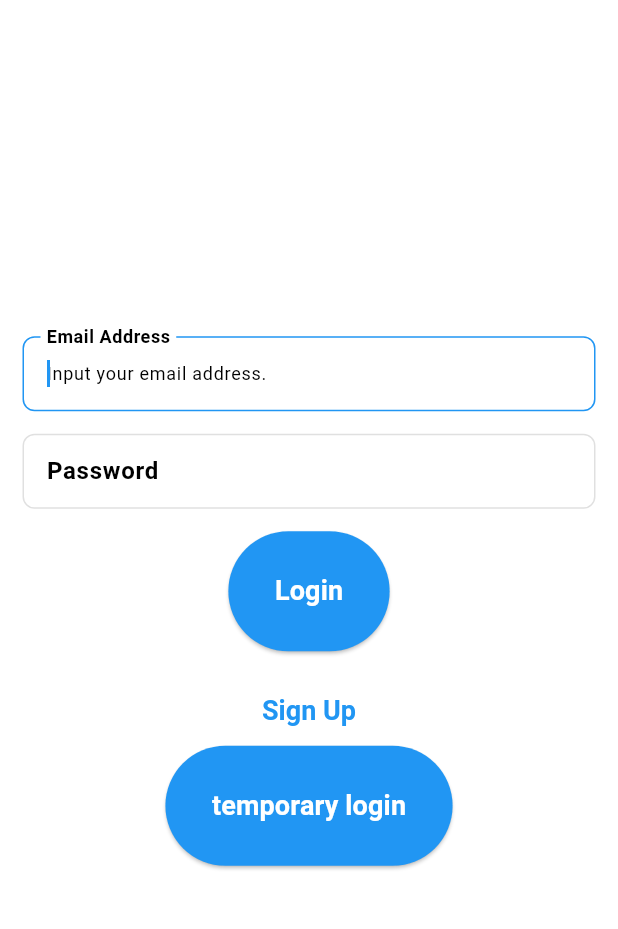
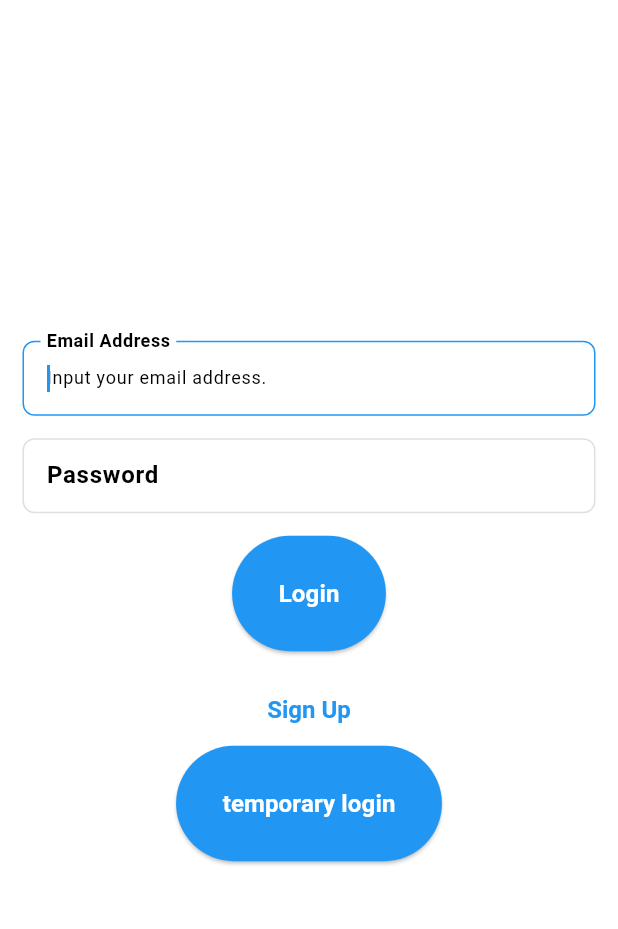
Before and after one commit to SourPringles/Just_A_Account_Book, a Flutter app: the screen it shows after launch, on a phone screen of 412 x 824 dp, the part 59-988 px from its top. Run offline on Flutter 3.47's test engine with Material 3 defaults, Android fonts, the phone set to English and light mode, and no system bars; our stand-ins replace cloud_firestore, firebase_auth, firebase_core, shared_preferences, table_calendar; missing offline and left inert: window_manager; accounts and stored records are empty; statements that could not run were skipped.

Commit message:
글자크기 통일

```diff
--- a/lib/view/auth/auth.dart
+++ b/lib/view/auth/auth.dart
@@ -60,7 +60,7 @@ class AuthWidget extends StatelessWidget {
           Text(
             "(Anonymous User)",
             style: UIValue.contentStyle(context).copyWith(
-              fontSize: UIValue.contentFontSize(context) + 2,
+              fontSize: UIValue.smallFontSize + 2,
               color: Colors.orange,
               fontStyle: FontStyle.italic,
             ),
@@ -72,7 +72,7 @@ class AuthWidget extends StatelessWidget {
             "Email: ${user!.email}",
             style: UIValue.contentStyle(
               context,
-            ).copyWith(fontSize: UIValue.contentFontSize(context) + 2),
+            ).copyWith(fontSize: UIValue.smallFontSize + 2),
             maxLines: 2,
             overflow: TextOverflow.ellipsis,
           ),
--- a/lib/view/auth/link.dart
+++ b/lib/view/auth/link.dart
@@ -114,7 +114,7 @@ class _LinkPageState extends State<LinkPage> {
         padding: EdgeInsets.all(UIValue.mediumGap),
         child: Text(
           "Sign Up",
-          style: TextStyle(fontSize: UIValue.buttonTextSize(context)),
+          style: TextStyle(fontSize: UIValue.mediumFontSize),
         ),
       ),
     );
--- a/lib/view/auth/login.dart
+++ b/lib/view/auth/login.dart
@@ -117,7 +117,7 @@ class _LoginPageState extends State<LoginPage> {
         padding: EdgeInsets.all(UIValue.mediumGap),
         child: Text(
           "Login",
-          style: TextStyle(fontSize: UIValue.buttonTextSize(context)),
+          style: TextStyle(fontSize: UIValue.mediumFontSize),
         ),
       ),
     );
@@ -143,7 +143,7 @@ class _LoginPageState extends State<LoginPage> {
         padding: EdgeInsets.all(UIValue.mediumGap),
         child: Text(
           "temporary login",
-          style: TextStyle(fontSize: UIValue.buttonTextSize(context)),
+          style: TextStyle(fontSize: UIValue.mediumFontSize),
         ),
       ),
     );
--- a/lib/view/auth/signup.dart
+++ b/lib/view/auth/signup.dart
@@ -141,7 +141,7 @@ class _SignupPageState extends State<SignupPage> {
         padding: EdgeInsets.all(UIValue.mediumGap),
         child: Text(
           "Sign Up",
-          style: TextStyle(fontSize: UIValue.buttonTextSize(context)),
+          style: TextStyle(fontSize: UIValue.mediumFontSize),
         ),
       ),
     );
--- a/lib/view/dialog/dialog_header_widget.dart
+++ b/lib/view/dialog/dialog_header_widget.dart
@@ -19,7 +19,7 @@ class DialogHeaderWidget extends StatelessWidget {
           child: Text(
             title,
             style: TextStyle(
-              fontSize: UIValue.titleFontSize(context),
+              fontSize: UIValue.largeFontSize,
               fontWeight: FontWeight.bold,
             ),
           ),
--- a/lib/view/transactions/transaction_list_widget.dart
+++ b/lib/view/transactions/transaction_list_widget.dart
@@ -141,7 +141,7 @@ class _TransactionListWidgetState extends State<TransactionListWidget> {
             Text(
               widget.showDailyOnly ? '오늘 거래 내역이 없습니다' : '이번 달 거래 내역이 없습니다',
               style: TextStyle(
-                fontSize: UIValue.subtitleFontSize(context),
+                fontSize: UIValue.mediumFontSize,
                 color: UIValue.mutedTextColor(context),
               ),
             ),
--- a/lib/view/uivalue.dart
+++ b/lib/view/uivalue.dart
@@ -50,103 +50,113 @@ class UIValue {
   // 다이얼로그 내부 패딩
   static const double dialogPadding = 24.0;
 
-  // auth 관련 동적값들을 단순 래핑
-  static double titleFontSize(BuildContext context) {
-    final w = screenWidth(context);
-    if (w < 350) return 16.0;
-    if (w < 400) return 18.0;
-    if (w < 600) return 20.0;
-    return 22.0;
-  }
+  // ========== 폰트 크기 정의 (4단계) ==========
+  // 날짜 폰트 크기 < 작은 폰트 크기 < 중간 폰트 크기 < 큰 폰트 크기
 
-  static double labelFontSize(BuildContext context) {
-    final w = screenWidth(context);
-    if (w < 350) return 14.0;
-    if (w < 400) return 15.0;
-    return 16.0;
-  }
+  static const double dateFontSize = 10.0; // 날짜 폰트 크기 (캘린더 날짜 등)
+  static const double smallFontSize = 12.0; // 작은 폰트 크기 (트랜잭션 위젯 내용, 트랜잭션 상세보기 창 내부 등)
+  static const double mediumFontSize = 16.0; // 중간 폰트 크기 (캘린더 연/월, 트랜잭션 위젯 제목 등)
+  static const double largeFontSize = 20.0; // 큰 폰트 크기 (페이지 제목 등)
 
-  static double contentFontSize(BuildContext context) {
-    final w = screenWidth(context);
-    if (w < 350) return 10.0;
-    if (w < 400) return 11.0;
-    return 12.0;
-  }
+  // ========== 폰트 패밀리 정의 ==========
+  // 앱 전체에서 사용할 폰트를 여기서 수정 가능
+  static const String fontFamily = ''; // 기본 시스템 폰트 사용 (수정 가능)
 
-  // 버튼/서브타이틀 등 중간 크기 텍스트
-  static double subtitleFontSize(BuildContext context) {
-    final w = screenWidth(context);
-    if (w < 400) return 14.0;
-    return 16.0;
-  }
+  // ========== 폰트 무게(Weight) 정의 ==========
+  static const FontWeight fontWeightNormal = FontWeight.normal; // 일반 텍스트
+  static const FontWeight fontWeightMedium = FontWeight.w600; // 강조 텍스트
+  static const FontWeight fontWeightBold = FontWeight.bold; // 제목 텍스트
 
-  // 버튼 텍스트
-  static double buttonTextSize(BuildContext context) {
-    final w = screenWidth(context);
-    if (w < 400) return 14.0;
-    return 18.0;
-  }
+  // ========== TextStyle 헬퍼 메서드 ==========
 
-  // TextStyle helpers for reuse across the app
-  static TextStyle titleStyle(
+  // 날짜 스타일 (캘린더 날짜 등)
+  static TextStyle dateStyle(
     BuildContext context, {
     Color? color,
     FontWeight? weight,
   }) {
     return TextStyle(
-      fontSize: titleFontSize(context),
-      fontWeight: weight ?? FontWeight.bold,
+      fontSize: dateFontSize,
+      fontWeight: weight ?? fontWeightNormal,
       color: color ?? textPrimaryColor(context),
+      fontFamily: fontFamily.isEmpty ? null : fontFamily,
     );
   }
+
+  // 작은 텍스트 스타일 (트랜잭션 위젯 내용, 상세보기 창 내부 등)
+  static TextStyle smallTextStyle(
+    BuildContext context, {
+    Color? color,
+    FontWeight? weight,
+  }) {
+    return TextStyle(
+      fontSize: smallFontSize,
+      fontWeight: weight ?? fontWeightNormal,
+      color: color ?? textPrimaryColor(context),
+      fontFamily: fontFamily.isEmpty ? null : fontFamily,
+    );
+  }
+
+  // 중간 텍스트 스타일 (캘린더 연/월, 트랜잭션 위젯 제목 등)
+  static TextStyle mediumTextStyle(
+    BuildContext context, {
+    Color? color,
+    FontWeight? weight,
+  }) {
+    return TextStyle(
+      fontSize: mediumFontSize,
+      fontWeight: weight ?? fontWeightMedium,
+      color: color ?? textPrimaryColor(context),
+      fontFamily: fontFamily.isEmpty ? null : fontFamily,
+    );
+  }
+
+  // 큰 텍스트 스타일 (페이지 제목 등)
+  static TextStyle largeTextStyle(
+    BuildContext context, {
+    Color? color,
+    FontWeight? weight,
+  }) {
+    return TextStyle(
+      fontSize: largeFontSize,
+      fontWeight: weight ?? fontWeightBold,
+      color: color ?? textPrimaryColor(context),
+      fontFamily: fontFamily.isEmpty ? null : fontFamily,
+    );
+  }
+
+  // ========== 기존 호환성을 위한 별칭 메서드 ==========
+  // 기존 코드와의 호환성을 위해 유지 (추후 점진적으로 새로운 메서드로 교체)
+
+  static TextStyle titleStyle(
+    BuildContext context, {
+    Color? color,
+    FontWeight? weight,
+  }) => largeTextStyle(context, color: color, weight: weight);
 
   static TextStyle subtitleStyle(
     BuildContext context, {
     Color? color,
     FontWeight? weight,
-  }) {
-    return TextStyle(
-      fontSize: subtitleFontSize(context),
-      fontWeight: weight ?? FontWeight.w600,
-      color: color ?? textPrimaryColor(context),
-    );
-  }
+  }) => mediumTextStyle(context, color: color, weight: weight);
 
   static TextStyle labelStyle(
     BuildContext context, {
     Color? color,
     FontWeight? weight,
-  }) {
-    return TextStyle(
-      fontSize: labelFontSize(context),
-      fontWeight: weight ?? FontWeight.w600,
-      color: color ?? textPrimaryColor(context),
-    );
-  }
+  }) => mediumTextStyle(context, color: color, weight: weight);
 
   static TextStyle contentStyle(
     BuildContext context, {
     Color? color,
     FontWeight? weight,
-  }) {
-    return TextStyle(
-      fontSize: contentFontSize(context),
-      fontWeight: weight ?? FontWeight.normal,
-      color: color ?? textPrimaryColor(context),
-    );
-  }
+  }) => smallTextStyle(context, color: color, weight: weight);
 
   static TextStyle buttonStyle(
     BuildContext context, {
     Color? color,
     FontWeight? weight,
-  }) {
-    return TextStyle(
-      fontSize: buttonTextSize(context),
-      fontWeight: weight ?? FontWeight.w600,
-      color: color ?? textPrimaryColor(context),
-    );
-  }
+  }) => mediumTextStyle(context, color: color, weight: weight);
 
   // Additional small/caption and error styles
   static TextStyle captionStyle(
@@ -155,9 +165,10 @@ class UIValue {
     FontWeight? weight,
   }) {
     return TextStyle(
-      fontSize: isNarrow(context) ? 10.0 : 12.0,
-      fontWeight: weight ?? FontWeight.normal,
+      fontSize: dateFontSize,
+      fontWeight: weight ?? fontWeightNormal,
       color: color ?? mutedTextColor(context),
+      fontFamily: fontFamily.isEmpty ? null : fontFamily,
     );
   }
 
@@ -225,9 +236,10 @@ class UIValue {
     FontWeight? weight,
   }) {
     return TextStyle(
-      fontSize: contentFontSize(context),
-      fontWeight: weight ?? FontWeight.w600,
-      color: color ?? Colors.red,
+      fontSize: smallFontSize,
+      fontWeight: weight ?? fontWeightMedium,
+      color: color ?? commonDeleteCancelColor,
+      fontFamily: fontFamily.isEmpty ? null : fontFamily,
     );
   }
 
```
